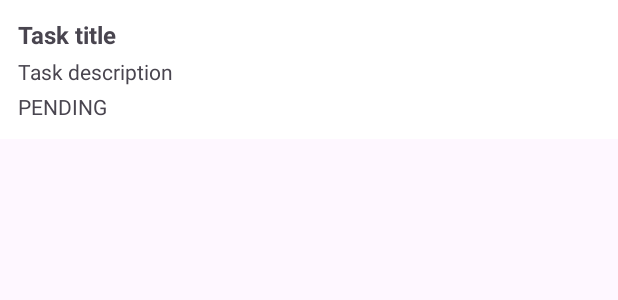
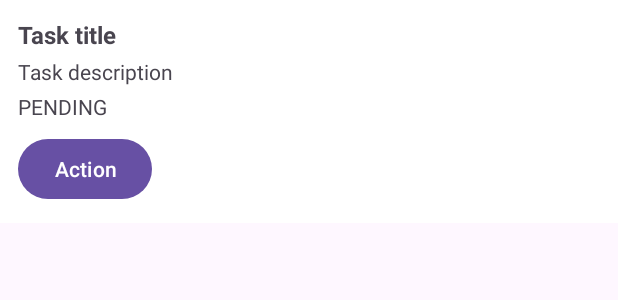
Before and after one commit to jrodlop140/DevSyncAndroid, an Android app: the layout item_task.xml on its own in the app's theme, with its tools: preview values and no code run, on a phone screen of 412 x 824 dp. Shown: the top 300 px of the screen. Run offline under Robolectric (Android 15) with nearby library versions, the phone set to English and light mode, and no system bars.

Commit message:
TFGDV-17 Creada lógica para que solo el usuario asignado a tarea cambie estado y color diferente dependiendo del mismo

```diff
--- a/app/src/main/java/es/iescarrillo/devsync/fragments/ProjectDetailFragment.java
+++ b/app/src/main/java/es/iescarrillo/devsync/fragments/ProjectDetailFragment.java
@@ -106,7 +106,8 @@ public class ProjectDetailFragment extends Fragment {
      * Inicializa el RecyclerView de tareas del proyecto.
      */
     private void initializeTasksRecyclerView() {
-        taskAdapter = new TaskAdapter(taskList);
+        String currentUserId = FirebaseAuth.getInstance().getCurrentUser().getUid();
+        taskAdapter = new TaskAdapter(taskList, currentUserId);
         rvProjectTasks.setLayoutManager(new LinearLayoutManager(getContext()));
         rvProjectTasks.setAdapter(taskAdapter);
     }
@@ -180,7 +181,7 @@ public class ProjectDetailFragment extends Fragment {
      * Carga las tareas asociadas al proyecto actual.
      */
     private void loadProjectTasks() {
-        taskService.getAllTasks().addListenerForSingleValueEvent(new ValueEventListener() {
+        taskService.getAllTasks().addValueEventListener(new ValueEventListener() {
             @Override
             public void onDataChange(@NonNull DataSnapshot snapshot) {
                 taskList.clear();
--- a/app/src/main/res/layout/item_task.xml
+++ b/app/src/main/res/layout/item_task.xml
@@ -28,4 +28,11 @@
         android:layout_height="wrap_content"
         android:layout_marginTop="4dp"
         android:text="@string/pending" />
+
+    <Button
+        android:id="@+id/btnTaskAction"
+        android:layout_width="wrap_content"
+        android:layout_height="wrap_content"
+        android:layout_marginTop="8dp"
+        android:text="@string/action" />
 </LinearLayout>
--- a/app/src/main/res/values/colors.xml
+++ b/app/src/main/res/values/colors.xml
@@ -2,4 +2,7 @@
 <resources>
     <color name="black">#FF000000</color>
     <color name="white">#FFFFFFFF</color>
+    <color name="task_pending">#F57C00</color>
+    <color name="task_in_progress">#1976D2</color>
+    <color name="task_done">#388E3C</color>
 </resources>
--- a/app/src/main/res/values/strings.xml
+++ b/app/src/main/res/values/strings.xml
@@ -17,4 +17,5 @@
     <string name="task_title">Task title</string>
     <string name="task_description">Task description</string>
     <string name="pending">PENDING</string>
+    <string name="action">Action</string>
 </resources>
```
Also changed, not shown: app/src/main/java/es/iescarrillo/devsync/adapters/TaskAdapter.java (+61 -3 lines), app/src/main/java/es/iescarrillo/devsync/services/TaskService.java (+12 -0 lines).
